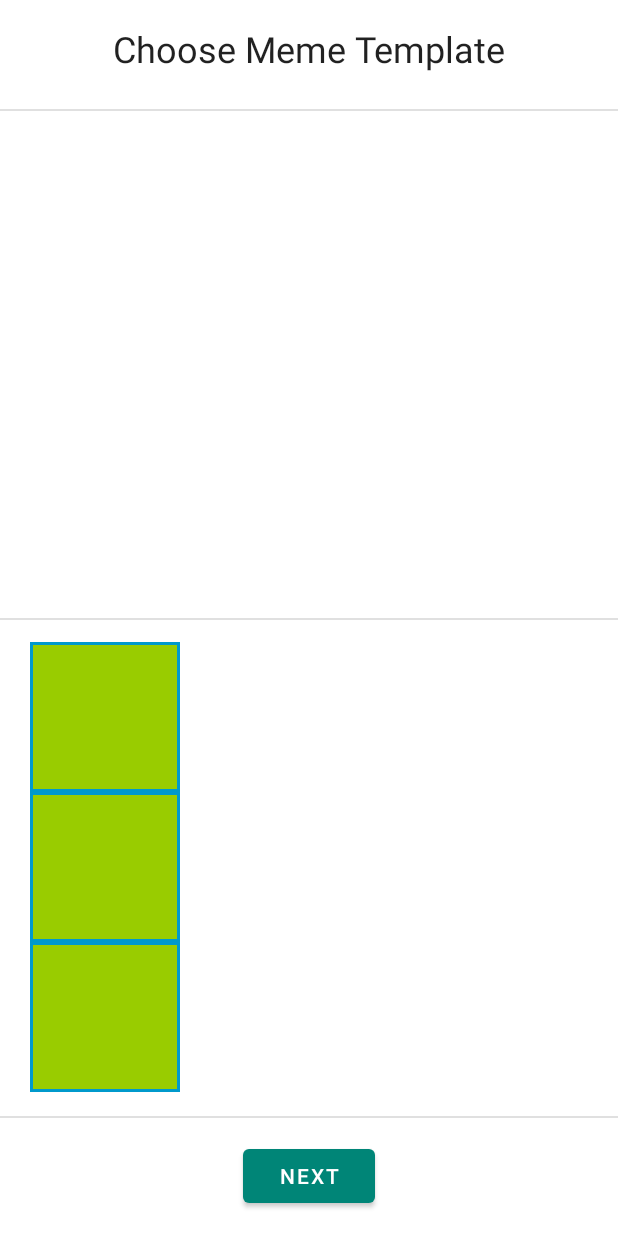
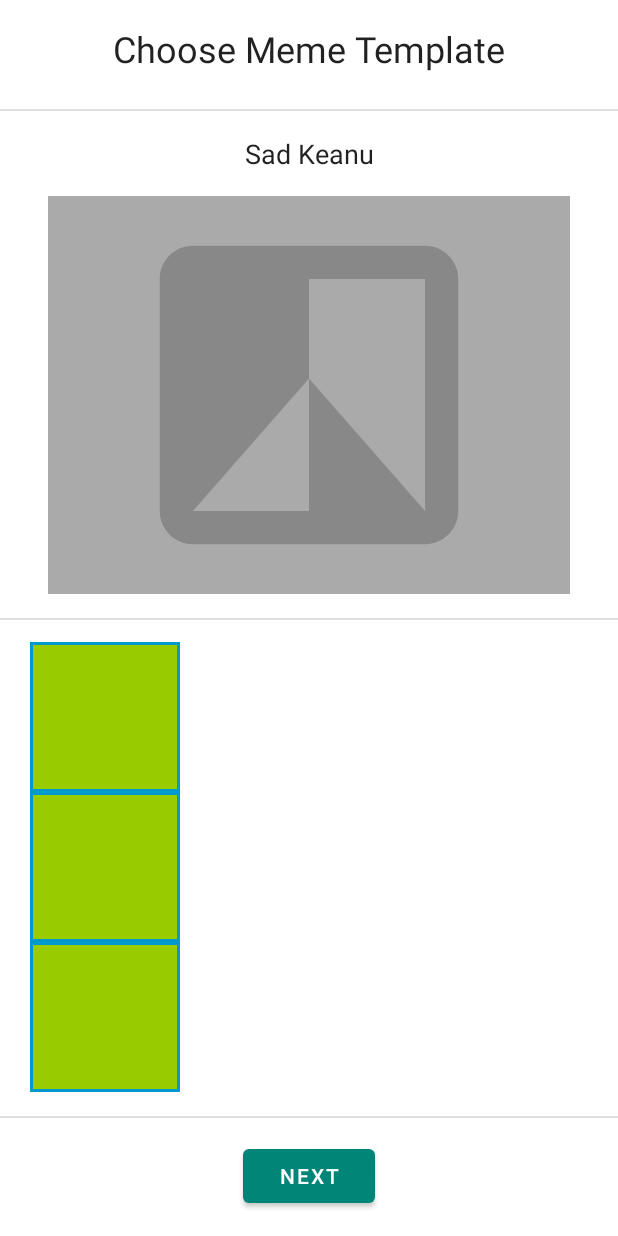
Before and after one commit to mochalovv/imgflip_client, an Android app: the layout screen_template_selection.xml on its own in the app's theme, with its tools: preview values and no code run, on a phone screen of 412 x 824 dp. Run offline under Robolectric (Android 15) with nearby library versions, the phone set to English and light mode, and no system bars.

```diff
--- a/app/src/main/res/layout/screen_template_selection.xml
+++ b/app/src/main/res/layout/screen_template_selection.xml
@@ -18,6 +18,7 @@
         app:layout_constraintTop_toTopOf="parent" />
 
     <View
+        android:id="@+id/topDivider"
         android:layout_width="0dp"
         android:layout_height="1dp"
         android:layout_marginTop="8dp"
@@ -26,15 +27,34 @@
         app:layout_constraintStart_toStartOf="parent"
         app:layout_constraintTop_toBottomOf="@id/title" />
 
+    <TextView
+        android:id="@+id/templateTitle"
+        android:layout_width="wrap_content"
+        android:layout_height="wrap_content"
+        android:layout_marginStart="16dp"
+        android:layout_marginTop="16dp"
+        android:layout_marginEnd="16dp"
+        android:gravity="center"
+        android:textAppearance="@style/TemplateTitle"
+        app:layout_constraintEnd_toEndOf="parent"
+        app:layout_constraintStart_toStartOf="parent"
+        app:layout_constraintTop_toBottomOf="@id/topDivider"
+        tools:text="Sad Keanu" />
+
     <ImageView
         android:id="@+id/templateImage"
         android:layout_width="0dp"
         android:layout_height="0dp"
-        android:layout_margin="32dp"
+        android:layout_marginStart="32dp"
+        android:layout_marginTop="16dp"
+        android:layout_marginEnd="32dp"
+        android:layout_marginBottom="32dp"
         app:layout_constraintBottom_toTopOf="@id/recyclerView"
         app:layout_constraintEnd_toEndOf="parent"
         app:layout_constraintStart_toStartOf="parent"
-        app:layout_constraintTop_toBottomOf="@id/title" />
+        app:layout_constraintTop_toBottomOf="@id/templateTitle"
+        tools:background="@android:color/darker_gray"
+        tools:src="@drawable/ic_template_placeholder" />
 
     <View
         android:layout_width="0dp"
@@ -80,4 +100,13 @@
         app:layout_constraintStart_toStartOf="parent"
         app:layout_constraintTop_toBottomOf="@id/recyclerView" />
 
+    <include
+        android:id="@+id/progress"
+        layout="@layout/layout_progress"
+        android:visibility="gone"
+        app:layout_constraintBottom_toBottomOf="parent"
+        app:layout_constraintEnd_toEndOf="parent"
+        app:layout_constraintStart_toStartOf="parent"
+        app:layout_constraintTop_toTopOf="parent" />
+
 </androidx.constraintlayout.widget.ConstraintLayout>
--- a/app/src/main/res/values/colors.xml
+++ b/app/src/main/res/values/colors.xml
@@ -6,6 +6,6 @@
 
     <color name="divider">#1F000000</color>
     <color name="template_background">@android:color/transparent</color>
-    <color name="selected_template_background">#66008577</color>
+    <color name="shadowed_background">#66008577</color>
 
 </resources>
--- a/app/src/main/res/values/styles.xml
+++ b/app/src/main/res/values/styles.xml
@@ -16,4 +16,8 @@
         <item name="android:textSize">24sp</item>
     </style>
 
+    <style name="TemplateTitle" parent="Text">
+        <item name="android:textSize">18sp</item>
+    </style>
+
 </resources>
```
Also changed, not shown: app/src/main/java/ru/vmochalov/memegenerator/ui/imageselection/ImageSelectionPm.kt (+13 -15 lines), app/src/main/java/ru/vmochalov/memegenerator/ui/imageselection/ImageSelectionScreen.kt (+15 -11 lines), app/src/main/java/ru/vmochalov/memegenerator/ui/imageselection/TemplatesAdapterDelegate.kt (+1 -6 lines), app/src/main/res/layout/layout_progress.xml (added, +14 -0 lines), app/src/main/res/values/strings.xml (+8 -0 lines).
